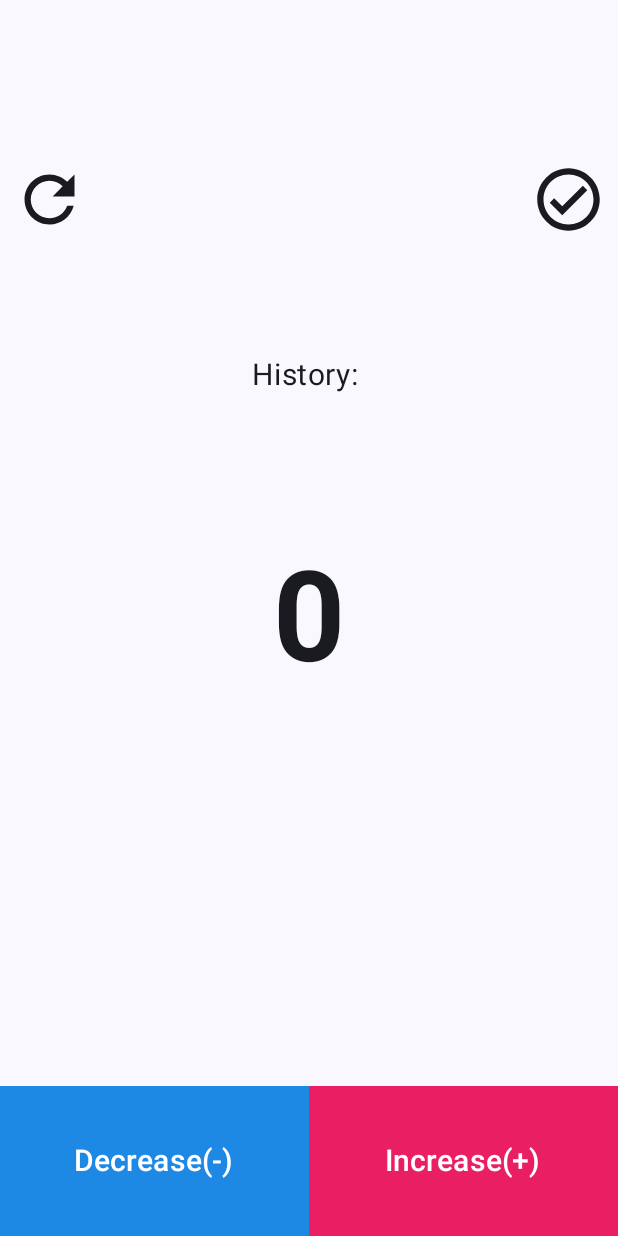
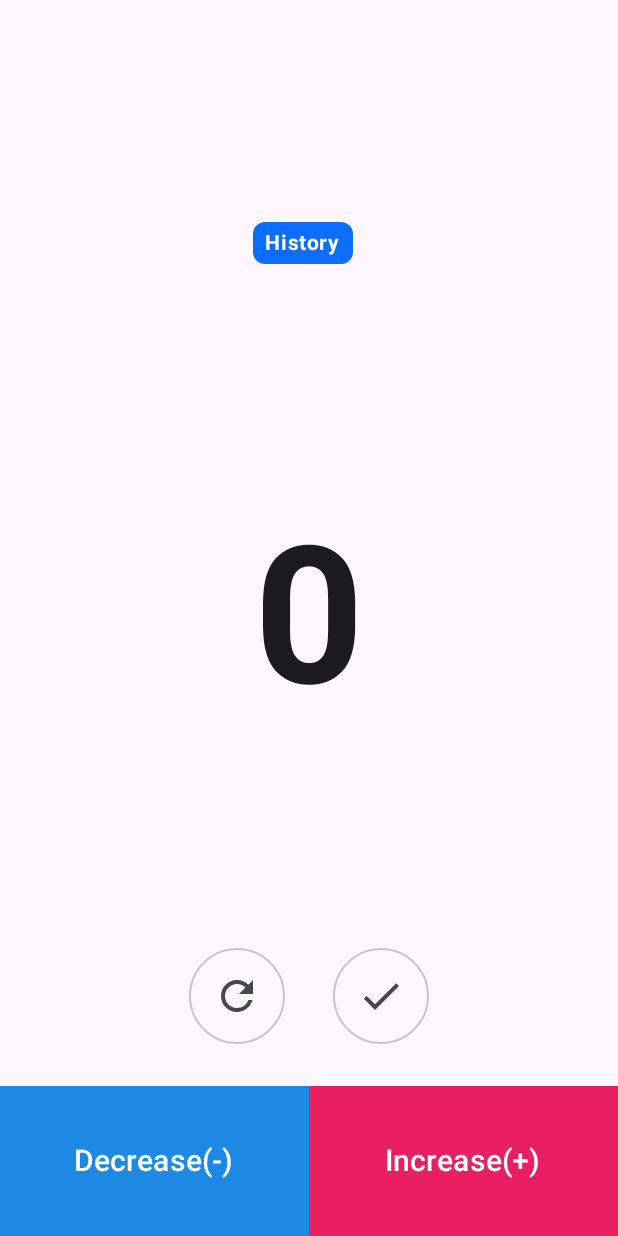
Before and after one commit to sseam/counter, an Android app built with Jetpack Compose: the screen it shows after launch (MainActivity), on a phone screen of 412 x 824 dp. Run offline under Robolectric (Android 15) with nearby library versions, the phone set to English and light mode, and no system bars; our stand-ins replace AdMob, constraintlayout-compose; 1 statement that could not run was skipped.

Commit message:
v20250724

```diff
--- a/app/src/main/AndroidManifest.xml
+++ b/app/src/main/AndroidManifest.xml
@@ -13,8 +13,7 @@
         android:label="@string/app_name"
         android:roundIcon="@mipmap/ic_launcher_round"
         android:supportsRtl="true"
-        android:theme="@style/Theme.Counter"
-        tools:targetApi="33">
+        android:theme="@style/Theme.Counter">
         <activity
             android:name=".MainActivity"
             android:exported="true"
--- a/app/src/main/java/com/sseam/android/counter/MainActivity.kt
+++ b/app/src/main/java/com/sseam/android/counter/MainActivity.kt
@@ -2,22 +2,29 @@ package com.sseam.android.counter
 
 import android.content.Context
 import android.os.Bundle
-import android.util.Log
 import androidx.activity.ComponentActivity
 import androidx.activity.compose.setContent
-import androidx.compose.foundation.gestures.detectTapGestures
+import androidx.activity.enableEdgeToEdge
+import androidx.compose.foundation.background
+import androidx.compose.foundation.isSystemInDarkTheme
 import androidx.compose.foundation.layout.Arrangement
 import androidx.compose.foundation.layout.Box
 import androidx.compose.foundation.layout.Column
+import androidx.compose.foundation.layout.PaddingValues
 import androidx.compose.foundation.layout.Row
 import androidx.compose.foundation.layout.Spacer
+import androidx.compose.foundation.layout.WindowInsets
 import androidx.compose.foundation.layout.fillMaxSize
 import androidx.compose.foundation.layout.fillMaxWidth
 import androidx.compose.foundation.layout.height
 import androidx.compose.foundation.layout.padding
 import androidx.compose.foundation.layout.size
+import androidx.compose.foundation.layout.systemBars
+import androidx.compose.foundation.layout.width
+import androidx.compose.foundation.layout.windowInsetsPadding
 import androidx.compose.foundation.shape.RoundedCornerShape
 import androidx.compose.material.icons.Icons
+import androidx.compose.material.icons.outlined.Check
 import androidx.compose.material.icons.outlined.CheckCircle
 import androidx.compose.material.icons.outlined.Refresh
 import androidx.compose.material3.AlertDialog
@@ -26,25 +33,28 @@ import androidx.compose.material3.ButtonDefaults
 import androidx.compose.material3.Icon
 import androidx.compose.material3.IconButton
 import androidx.compose.material3.MaterialTheme
+import androidx.compose.material3.OutlinedButton
+import androidx.compose.material3.SegmentedButtonDefaults.Icon
 import androidx.compose.material3.Surface
 import androidx.compose.material3.Text
+import androidx.compose.material3.darkColorScheme
+import androidx.compose.material3.lightColorScheme
 import androidx.compose.runtime.Composable
 import androidx.compose.runtime.getValue
 import androidx.compose.runtime.mutableStateListOf
 import androidx.compose.runtime.mutableStateOf
 import androidx.compose.runtime.remember
 import androidx.compose.runtime.setValue
+import androidx.compose.ui.Alignment
 import androidx.compose.ui.Modifier
+import androidx.compose.ui.graphics.Color
 import androidx.compose.ui.platform.LocalContext
+import androidx.compose.ui.res.stringResource
 import androidx.compose.ui.text.font.FontWeight
 import androidx.compose.ui.text.style.TextAlign
 import androidx.compose.ui.tooling.preview.Preview
+import androidx.compose.ui.unit.dp
 import androidx.compose.ui.unit.sp
-import androidx.compose.ui.Alignment
-import androidx.compose.ui.graphics.Color
-import androidx.compose.ui.input.pointer.pointerInput
-import androidx.compose.ui.res.stringResource
-import androidx.compose.ui.unit.dp
 import androidx.compose.ui.viewinterop.AndroidView
 import androidx.compose.ui.window.DialogProperties
 import androidx.constraintlayout.compose.ConstraintLayout
@@ -54,19 +64,22 @@ import com.google.android.gms.ads.AdView
 import com.google.android.gms.ads.MobileAds
 import com.sseam.android.counter.config.Constants.Companion.BANNER_AD_UNIT_ID
 import com.sseam.android.counter.config.Constants.Companion.BANNER_AD_UNIT_ID_TEST
-import com.sseam.android.counter.ui.theme.CounterTheme
 import com.sseam.android.counter.ui.theme.RetroColor1
 import com.sseam.android.counter.ui.theme.RetroColor11
+
 
 class MainActivity : ComponentActivity() {
     override fun onCreate(savedInstanceState: Bundle?) {
         super.onCreate(savedInstanceState)
+        enableEdgeToEdge()
 
         setContent {
             CounterTheme {
                 // A surface container using the 'background' color from the theme
                 Surface(
-                    modifier = Modifier.fillMaxSize(),
+                    modifier = Modifier
+                        .fillMaxSize()
+                        .windowInsetsPadding(WindowInsets.systemBars),
                     color = MaterialTheme.colorScheme.background
                 ) {
                     Counter()
@@ -77,6 +90,19 @@ class MainActivity : ComponentActivity() {
         MobileAds.initialize(this) { }
 
     }
+}
+
+@Composable
+fun CounterTheme(
+    darkTheme: Boolean = isSystemInDarkTheme(),
+    content: @Composable () -> Unit
+) {
+    val colorScheme = if (darkTheme) darkColorScheme() else lightColorScheme()
+
+    MaterialTheme(
+        colorScheme = colorScheme,
+        content = content
+    )
 }
 
 @Composable
@@ -109,51 +135,7 @@ fun Counter() {
         ) {
             BannerAdView()
         }
-        Row(
-            modifier = Modifier
-                .fillMaxWidth()
-                .padding(top = 8.dp, start = 8.dp, end = 8.dp)
-                .constrainAs(row) {
-                    top.linkTo(banner.bottom)
-                    start.linkTo(parent.start)
-                    end.linkTo(parent.end)
-                },
-            horizontalArrangement = Arrangement.SpaceBetween,
-            verticalAlignment = Alignment.CenterVertically
-        ) {
-            IconButton(
-                onClick = { count = 0 },
-                modifier = Modifier
-                    .size(50.dp)
-            ) {
-                Icon(
-                    Icons.Outlined.Refresh,
-                    contentDescription = null,
-                    modifier = Modifier.size(100.dp)
-                )
-            }
-            IconButton(
-                onClick = {
-                    countHistory.add(count)
-                    if (countHistory.size > MAX_HISTORY_COUNT) {
-                        countHistory.removeFirst()
-                    }
-                    for (i in 0 until countHistory.size) {
-                        editor.putInt("count$i", countHistory[i])
-                    }
-                    editor.apply()
-                },
-                modifier = Modifier
-                    .size(50.dp)
-            ) {
-                Icon(
-                    Icons.Outlined.CheckCircle,
-                    contentDescription = null,
-                    modifier = Modifier
-                        .size(100.dp)
-                )
-            }
-        }
+
         //저장 기록 표시
         Column(
             modifier = Modifier
@@ -166,21 +148,29 @@ fun Counter() {
             horizontalAlignment = Alignment.CenterHorizontally
         ) {
             val showDialog = remember { mutableStateOf(false) }
-            Spacer(modifier = Modifier.height(80.dp))
-            Text(
-                text = "${stringResource(R.string.title_history)} ${countHistory.joinToString()}",
-                fontSize = 20.sp,
-                fontWeight = FontWeight.Normal,
-                modifier = Modifier
-                    .pointerInput(Unit) {
-                        detectTapGestures(
-                            onPress = {  },
-                            onDoubleTap = { /* Called on Double Tap */ },
-                            onLongPress = { showDialog.value = true },
-                            onTap = { /* Called on Tap */ }
-                        )
-                    }
-            )
+            Spacer(modifier = Modifier.height(148.dp))
+            Row(verticalAlignment = Alignment.CenterVertically) {
+                // Badge 스타일로 감쌀 부분
+                Box(
+                    modifier = Modifier
+                        .background(color = Color(0xFF0D6EFD), shape = RoundedCornerShape(8.dp))
+                        .padding(horizontal = 8.dp, vertical = 2.dp)
+                ) {
+                    Text(
+                        text = stringResource(R.string.title_history),
+                        color = Color.White,
+                        fontSize = 14.sp,
+                        fontWeight = FontWeight.Bold,
+                    )
+                }
+                Spacer(modifier = Modifier.width(8.dp))
+                // 이어지는 일반 텍스트
+                Text(
+                    text = countHistory.joinToString(),
+                    fontSize = 20.sp,
+                    fontWeight = FontWeight.Normal,
+                )
+            }
             if (showDialog.value) {
                 AlertDialog(
                     onDismissRequest = { showDialog.value = false },
@@ -213,6 +203,7 @@ fun Counter() {
                 )
             }
         }
+
         //중앙 카운트
         Row(
             horizontalArrangement = Arrangement.Center,
@@ -222,11 +213,61 @@ fun Counter() {
         ) {
             Text(
                 text = count.toString(),
-                fontSize = 84.sp,
+                fontSize = 128.sp,
                 fontWeight = FontWeight.Bold,
                 textAlign = TextAlign.Center
             )
         }
+
+        //초기화, 기록 저장 아이콘 버튼
+        Column(
+            modifier = Modifier.fillMaxSize(),
+            verticalArrangement = Arrangement.Bottom
+        ) {
+            Row(
+                modifier = Modifier
+                    .fillMaxWidth()
+                    .padding(bottom = 128.dp),
+                horizontalArrangement = Arrangement.Center,
+                verticalAlignment = Alignment.CenterVertically
+            ) {
+                OutlinedButton(
+                    onClick = { count = 0 },
+                    modifier = Modifier.size(64.dp),
+                    shape = RoundedCornerShape(50),
+                    contentPadding = PaddingValues(0.dp)
+                ) {
+                    Icon(
+                        imageVector = Icons.Outlined.Refresh,
+                        contentDescription = null,
+                        modifier = Modifier.size(32.dp)
+                    )
+                }
+                Spacer(modifier = Modifier.width(32.dp))
+                OutlinedButton(
+                    onClick = {
+                        countHistory.add(count)
+                        if (countHistory.size > MAX_HISTORY_COUNT) {
+                            countHistory.removeAt(0)
+                        }
+                        for (i in 0 until countHistory.size) {
+                            editor.putInt("count$i", countHistory[i])
+                        }
+                        editor.apply()
+                    },
+                    modifier = Modifier.size(64.dp),
+                    shape = RoundedCornerShape(50),
+                    contentPadding = PaddingValues(0.dp)
+                ) {
+                    Icon(
+                        imageVector = Icons.Outlined.Check,
+                        contentDescription = null,
+                        modifier = Modifier.size(32.dp)
+                    )
+                }
+            }
+        }
+
         //하단 버튼
         Box(
             modifier = Modifier
--- a/app/src/main/res/values/strings.xml
+++ b/app/src/main/res/values/strings.xml
@@ -11,5 +11,5 @@
     <string name="msg_decrease">Decrease(-)</string>
     <string name="msg_increase">Increase(+)</string>
 
-    <string name="title_history">History:</string>
+    <string name="title_history">History</string>
 </resources>
--- a/app/src/main/res/values/themes.xml
+++ b/app/src/main/res/values/themes.xml
@@ -1,5 +1,4 @@
 <?xml version="1.0" encoding="utf-8"?>
 <resources>
-
     <style name="Theme.Counter" parent="android:Theme.Material.Light.NoActionBar" />
 </resources>
```
Also changed, not shown: app/build.gradle (+24 -17 lines), build.gradle (+4 -3 lines), gradle/wrapper/gradle-wrapper.properties, 4 other files.
